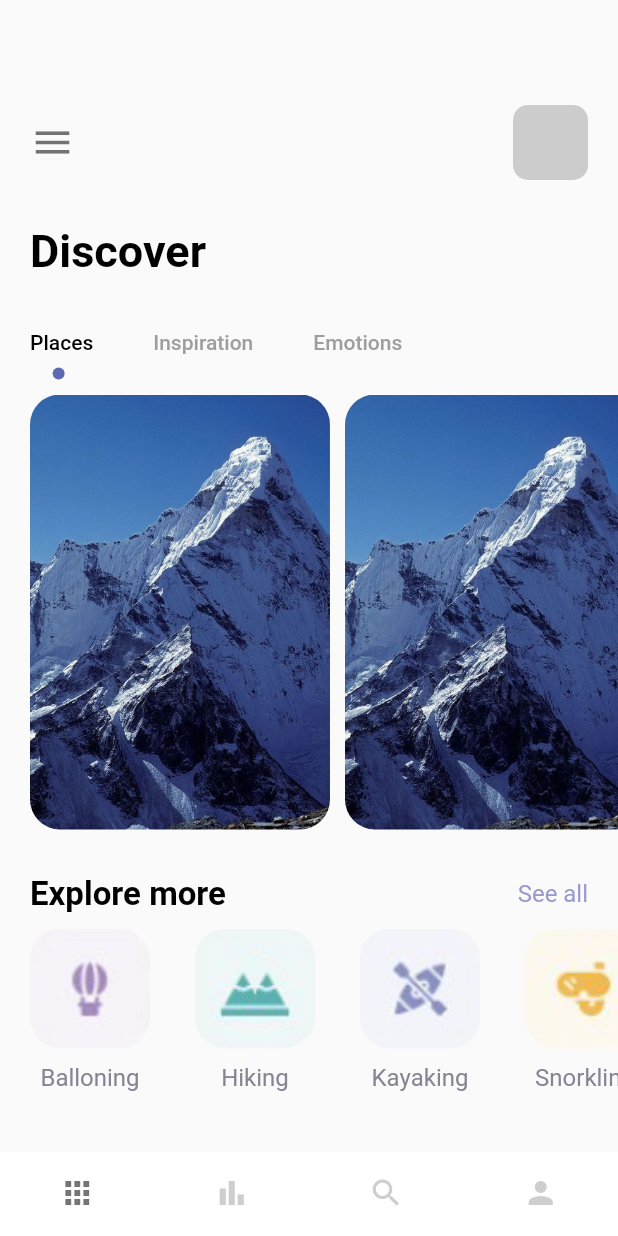
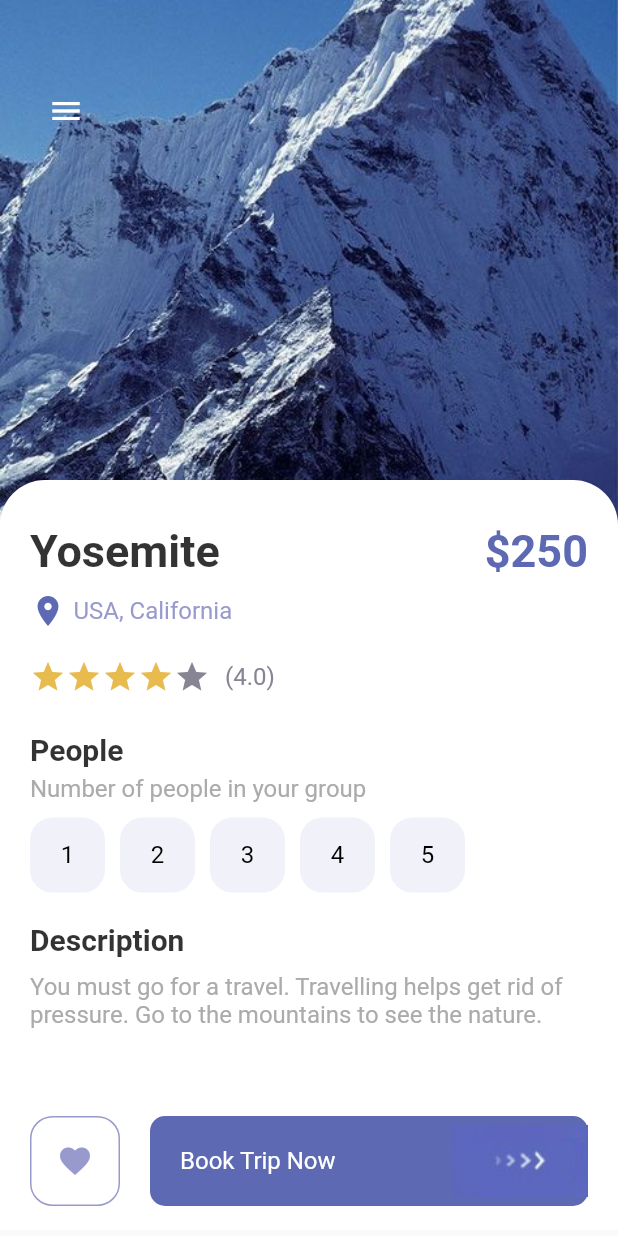
Before and after one commit to oussama-tr/flutter_travel_app, a Flutter app: the screen it shows after launch, on a phone screen of 412 x 824 dp. Run offline on Flutter 3.47's test engine with Material 2 defaults, Android fonts, the phone set to English and light mode, and no system bars.

Commit message:
details page

```diff
--- a/lib/main.dart
+++ b/lib/main.dart
@@ -1,5 +1,6 @@
 import 'package:flutter/material.dart';
-import 'package:flutter_travel_app/navpages/main_page.dart';
+import 'package:flutter_travel_app/pages/detail_page.dart';
+import 'package:flutter_travel_app/pages/navpages/main_page.dart';
 import 'package:flutter_travel_app/pages/welcome_page.dart';
 
 void main() {
@@ -18,6 +19,6 @@
         theme: ThemeData(
           primarySwatch: Colors.blue,
         ),
-        home: MainPage());
+        home: DetailPage());
   }
 }
--- /dev/null
+++ b/lib/pages/detail_page.dart
@@ -0,0 +1,217 @@
+import 'package:flutter/material.dart';
+import 'package:flutter_travel_app/misc/colors.dart';
+import 'package:flutter_travel_app/widgets/app_buttons.dart';
+import 'package:flutter_travel_app/widgets/app_large_text.dart';
+import 'package:flutter_travel_app/widgets/app_text.dart';
+import 'package:flutter_travel_app/widgets/responsive_button.dart';
+
+class DetailPage extends StatefulWidget {
+  const DetailPage({Key? key}) : super(key: key);
+
+  @override
+  State<DetailPage> createState() => _DetailPageState();
+}
+
+class _DetailPageState extends State<DetailPage> {
+  int aquiredStars = 4;
+  int selectedIndex = -1;
+
+  @override
+  Widget build(BuildContext context) {
+    return Scaffold(
+      body: SizedBox(
+        width: double.maxFinite,
+        height: double.maxFinite,
+        child: Stack(
+          children: [
+            Positioned(
+              left: 0,
+              right: 0,
+              child: Container(
+                width: double.maxFinite,
+                height: 350,
+                decoration: const BoxDecoration(
+                  image: DecorationImage(
+                      image: AssetImage("img/mountain.jpeg"),
+                      fit: BoxFit.cover),
+                ),
+              ),
+            ),
+            Positioned(
+              left: 20,
+              top: 50,
+              child: Row(
+                children: [
+                  IconButton(
+                    onPressed: () {},
+                    icon: const Icon(
+                      Icons.menu,
+                      color: Colors.white,
+                    ),
+                  )
+                ],
+              ),
+            ),
+            Positioned(
+              top: 320,
+              child: Container(
+                padding: const EdgeInsets.only(left: 20, right: 20, top: 30),
+                width: MediaQuery.of(context).size.width,
+                height: 500,
+                decoration: const BoxDecoration(
+                  color: Colors.white,
+                  borderRadius: BorderRadius.only(
+                    topLeft: Radius.circular(30),
+                    topRight: Radius.circular(30),
+                  ),
+                ),
+                child: Column(
+                  crossAxisAlignment: CrossAxisAlignment.start,
+                  children: [
+                    Row(
+                      mainAxisAlignment: MainAxisAlignment.spaceBetween,
+                      children: [
+                        AppLargeText(
+                          text: "Yosemite",
+                          color: Colors.black.withOpacity(0.8),
+                        ),
+                        AppLargeText(
+                          text: "\$250",
+                          color: AppColors.mainColor,
+                        )
+                      ],
+                    ),
+                    const SizedBox(
+                      height: 10,
+                    ),
+                    Row(
+                      children: [
+                        Icon(
+                          Icons.location_on,
+                          color: AppColors.mainColor,
+                        ),
+                        const SizedBox(
+                          width: 5,
+                        ),
+                        AppText(
+                          text: "USA, California",
+                          color: AppColors.textColor1,
+                        ),
+                      ],
+                    ),
+                    const SizedBox(
+                      height: 20,
+                    ),
+                    Row(
+                      children: [
+                        Wrap(
+                          children: List.generate(5, (index) {
+                            return Icon(
+                              Icons.star,
+                              color: index < aquiredStars
+                                  ? AppColors.starColor
+                                  : AppColors.textColor2,
+                            );
+                          }),
+                        ),
+                        const SizedBox(
+                          width: 10,
+                        ),
+                        AppText(
+                          text: "(4.0)",
+                          color: AppColors.textColor2,
+                        ),
+                      ],
+                    ),
+                    const SizedBox(
+                      height: 25,
+                    ),
+                    AppLargeText(
+                      text: "People",
+                      color: Colors.black.withOpacity(0.8),
+                      size: 20,
+                    ),
+                    const SizedBox(
+                      height: 5,
+                    ),
+                    AppText(
+                      text: "Number of people in your group",
+                      color: AppColors.mainTextColor,
+                    ),
+                    const SizedBox(
+                      height: 10,
+                    ),
+                    Wrap(
+                      children: List.generate(5, (index) {
+                        return InkWell(
+                          onTap: (() => setState(() {
+                                selectedIndex = index;
+                              })),
+                          child: Container(
+                            margin: const EdgeInsets.only(right: 10),
+                            child: AppButtons(
+                              size: 50,
+                              color: selectedIndex == index
+                                  ? Colors.white
+                                  : Colors.black,
+                              backgroundColor: selectedIndex == index
+                                  ? Colors.black
+                                  : AppColors.buttonBackground,
+                              borderColor: selectedIndex == index
+                                  ? Colors.black
+                                  : AppColors.buttonBackground,
+                              text: (index + 1).toString(),
+                            ),
+                          ),
+                        );
+                      }),
+                    ),
+                    const SizedBox(
+                      height: 20,
+                    ),
+                    AppLargeText(
+                      text: "Description",
+                      color: Colors.black.withOpacity(0.8),
+                      size: 20,
+                    ),
+                    const SizedBox(
+                      height: 10,
+                    ),
+                    AppText(
+                      text:
+                          "You must go for a travel. Travelling helps get rid of pressure. Go to the mountains to see the nature.",
+                      color: AppColors.mainTextColor,
+                    ),
+                  ],
+                ),
+              ),
+            ),
+            Positioned(
+              bottom: 20,
+              left: 20,
+              right: 20,
+              child: Row(
+                children: [
+                  AppButtons(
+                    size: 60,
+                    color: AppColors.textColor1,
+                    backgroundColor: Colors.white,
+                    borderColor: AppColors.textColor1,
+                    isIcon: true,
+                    icon: Icons.favorite,
+                  ),
+                  const SizedBox(
+                    width: 20,
+                  ),
+                  ResponsiveButton(
+                    isResponsive: true,
+                  ),
+                ],
+              ),
+            ),
+          ],
+        ),
+      ),
+    );
+  }
+}
--- /dev/null
+++ b/lib/widgets/app_buttons.dart
@@ -0,0 +1,51 @@
+import 'package:flutter/material.dart';
+import 'package:flutter_travel_app/misc/colors.dart';
+import 'package:flutter_travel_app/widgets/app_text.dart';
+
+// ignore: must_be_immutable
+class AppButtons extends StatelessWidget {
+  final Color color;
+  String? text;
+  IconData? icon;
+  final Color backgroundColor;
+  double size;
+  final Color borderColor;
+  bool? isIcon;
+
+  AppButtons(
+      {Key? key,
+      this.isIcon = false,
+      this.text,
+      this.icon,
+      required this.size,
+      required this.color,
+      required this.backgroundColor,
+      required this.borderColor})
+      : super(key: key);
+
+  @override
+  Widget build(BuildContext context) {
+    return Container(
+      width: size,
+      height: size,
+      decoration: BoxDecoration(
+        border: Border.all(color: borderColor, width: 1.0),
+        borderRadius: BorderRadius.circular(15),
+        color: backgroundColor,
+      ),
+      child: isIcon == false
+          ? Center(
+              child: AppText(
+                text: text!,
+                color: color,
+              ),
+            )
+          : Center(
+              child: Icon(
+                icon,
+                color: color,
+              ),
+            ),
+    );
+  }
+}
--- a/lib/widgets/responsive_button.dart
+++ b/lib/widgets/responsive_button.dart
@@ -1,23 +1,42 @@
 import 'package:flutter/material.dart';
 import 'package:flutter_travel_app/misc/colors.dart';
+import 'package:flutter_travel_app/widgets/app_text.dart';
 
+// ignore: must_be_immutable
 class ResponsiveButton extends StatelessWidget {
   bool? isResponsive;
   double? width;
 
-  ResponsiveButton({Key? key, this.width, this.isResponsive = false})
+  ResponsiveButton({Key? key, this.width = 120, this.isResponsive = false})
       : super(key: key);
 
   @override
   Widget build(BuildContext context) {
-    return Container(
-      width: width,
-      height: 60,
-      decoration: BoxDecoration(
-          borderRadius: BorderRadius.circular(10), color: AppColors.mainColor),
-      child: Row(
-          mainAxisAlignment: MainAxisAlignment.center,
-          children: [Image.asset("img/button-one.png")]),
+    return Flexible(
+      child: Container(
+        width: isResponsive == true ? double.maxFinite : width,
+        height: 60,
+        decoration: BoxDecoration(
+            borderRadius: BorderRadius.circular(10),
+            color: AppColors.mainColor),
+        child: Row(
+          mainAxisAlignment: isResponsive == true
+              ? MainAxisAlignment.spaceBetween
+              : MainAxisAlignment.center,
+          children: [
+            isResponsive == true
+                ? Container(
+                    margin: const EdgeInsets.only(left: 20),
+                    child: AppText(
+                      text: "Book Trip Now",
+                      color: Colors.white,
+                    ),
+                  )
+                : Container(),
+            Image.asset("img/button-one.png"),
+          ],
+        ),
+      ),
     );
   }
 }
```
Also changed, not shown: lib/pages/navpages/main_page.dart (renamed from lib/navpages/main_page.dart, +4 -4 lines), lib/pages/home_page.dart (renamed from lib/navpages/home_page.dart), lib/pages/navpages/bar_item_page.dart (renamed from lib/navpages/bar_item_page.dart), lib/pages/navpages/my_page.dart (renamed from lib/navpages/my_page.dart), lib/pages/navpages/search_page.dart (renamed from lib/navpages/search_page.dart).
